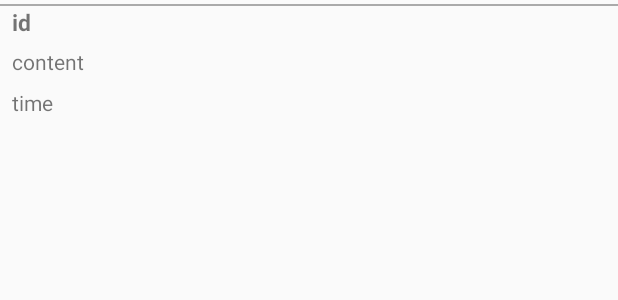
After one commit to CAPsin/CAPs, an Android app: the layout comment_item.xml on its own in the app's theme, with its tools: preview values and no code run, on a phone screen of 412 x 824 dp. The commit adds this screen. Shown: the top 300 px of the screen. Run offline under Robolectric (Android 15) with nearby library versions, the phone set to English and light mode, and no system bars.

Commit message:
implement comment

```diff
--- a/app/src/main/AndroidManifest.xml
+++ b/app/src/main/AndroidManifest.xml
@@ -9,6 +9,9 @@
         android:roundIcon="@mipmap/ic_launcher_round"
         android:supportsRtl="true"
         android:theme="@style/Theme.AppCompat.Light.NoActionBar">
+        <activity
+            android:name=".test"
+            android:exported="false" />
         <activity
             android:name=".InPosting"
             android:exported="true" />
--- /dev/null
+++ b/app/src/main/java/com/example/cpas/Comment.kt
@@ -0,0 +1,3 @@
+package com.example.cpas
+
+data class Comment(val who : String, val id : String, val content : String, val time : String, val epoch : String, val commentID : String)
--- a/app/src/main/java/com/example/cpas/MainActivity.kt
+++ b/app/src/main/java/com/example/cpas/MainActivity.kt
@@ -74,17 +74,19 @@ class MainActivity : AppCompatActivity(), NavigationView.OnNavigationItemSelecte
 
         job.setOnClickListener { setFrag(0) }
         normal.setOnClickListener { setFrag(1) }
+
+
     }
 
     private fun setFrag(fragNum : Int) {
         val ft = supportFragmentManager.beginTransaction()
         when(fragNum) {
             0 -> {
-                ft.replace(R.id.main_frame, JobFragment()).commit()
+                ft.replace(R.id.main_frame, JobFragment(intent.getStringExtra("who")!!, intent.getStringExtra("id")!!)).commit()
                 flag = "job"
             }
             1 -> {
-                ft.replace(R.id.main_frame, NormalFragment()).commit()
+                ft.replace(R.id.main_frame, NormalFragment(intent.getStringExtra("who")!!, intent.getStringExtra("id")!!)).commit()
                 flag = "normal"
             }
         }
--- a/app/src/main/java/com/example/cpas/Posting.kt
+++ b/app/src/main/java/com/example/cpas/Posting.kt
@@ -1,3 +1,3 @@
 package com.example.cpas
 
-data class Posting(val id:String?, val type : String?, val title : String, val content : String, val time : String, val commentNum : String, val who:String?, val commentImage : Int, val epoch : String?)
+data class Posting(val id:String?, val type : String?, val title : String, val content : String, val time : String, val commentNum : String, val who:String?, val commentImage : Int, val epoch : String?, val postingID : String?)
--- a/app/src/main/java/com/example/cpas/PostingAdapter.kt
+++ b/app/src/main/java/com/example/cpas/PostingAdapter.kt
@@ -12,7 +12,7 @@ import androidx.core.app.ActivityCompat.startActivityForResult
 import androidx.recyclerview.widget.RecyclerView
 import androidx.recyclerview.widget.RecyclerView.Adapter
 
-class PostingAdapter(val postingList:ArrayList<Posting>) : Adapter<PostingAdapter.CustomViewHolder>() {
+class PostingAdapter(val postingList:ArrayList<Posting>, val who : String, val id : String) : Adapter<PostingAdapter.CustomViewHolder>() {
 
 
     inner class CustomViewHolder(itemView: View) : RecyclerView.ViewHolder(itemView) {
@@ -52,8 +52,10 @@ class PostingAdapter(val postingList:ArrayList<Posting>) : Adapter<PostingAdapte
             //intent.putExtra("pcontent", postingList[position].contentPreview)
             intent.putExtra("pcontent", postingList[position].content)
             intent.putExtra("pwho", postingList[position].who)
+            intent.putExtra("pID", postingList[position].postingID)
+            intent.putExtra("cWho", who)
+            intent.putExtra("cID", id)
             startActivityForResult(holder.itemView.context as Activity,intent,101,null)
-
         }
     }
 
--- a/app/src/main/java/com/example/cpas/WritingActivity.kt
+++ b/app/src/main/java/com/example/cpas/WritingActivity.kt
@@ -43,14 +43,14 @@ class WritingActivity : AppCompatActivity() {
                 val tmp2 : String = content.text.toString()
                 val sdf = SimpleDateFormat("yyyy/MM/dd hh:mm:ss")
                 val time : String = sdf.format(Date())
-
+                val postingID = id + "@" + Date()
 //                Toast.makeText(applicationContext, Date().time.toString(), Toast.LENGTH_SHORT).show()
                 val commentNum = "0"
                 val who : String? = intent.getStringExtra("who")
 
                 database = FirebaseDatabase.getInstance().getReference("Postings")
-                val posting = Posting(id, type, tmp, tmp2, time, commentNum, who, R.drawable.comment, currentTimeMillis().toString())
-                database.child((id+"@"+Date())).setValue(posting).addOnSuccessListener {
+                val posting = Posting(id, type, tmp, tmp2, time, commentNum, who, R.drawable.comment, currentTimeMillis().toString(), postingID)
+                database.child(postingID).setValue(posting).addOnSuccessListener {
                     Toast.makeText(applicationContext, "글을 업로드 하였습니다", Toast.LENGTH_SHORT).show()
                     finish()
                 }.addOnFailureListener {
--- a/app/src/main/res/layout/activity_writing.xml
+++ b/app/src/main/res/layout/activity_writing.xml
@@ -62,13 +62,14 @@
         <EditText
             android:id="@+id/et_content"
             android:layout_width="match_parent"
-            android:layout_height="400dp"
+            android:layout_height="0dp"
             android:layout_marginTop="16dp"
             android:background="@android:color/transparent"
             android:ems="10"
             android:gravity="top"
             android:hint="내용을 입력하세요"
             android:inputType="textMultiLine"
+            app:layout_constraintBottom_toBottomOf="parent"
             app:layout_constraintEnd_toEndOf="parent"
             app:layout_constraintStart_toStartOf="parent"
             app:layout_constraintTop_toBottomOf="@id/et_title" />
--- /dev/null
+++ b/app/src/main/res/layout/comment_item.xml
@@ -0,0 +1,50 @@
+<?xml version="1.0" encoding="utf-8"?>
+<androidx.constraintlayout.widget.ConstraintLayout xmlns:android="http://schemas.android.com/apk/res/android"
+    xmlns:app="http://schemas.android.com/apk/res-auto"
+    xmlns:tools="http://schemas.android.com/tools"
+    android:layout_width="match_parent"
+    android:layout_height="wrap_content">
+
+    <View
+        android:id="@+id/view"
+        android:layout_width="match_parent"
+        android:layout_height="1dp"
+        android:background="@android:color/darker_gray"
+        app:layout_constraintBottom_toTopOf="@+id/comment_who"
+        app:layout_constraintEnd_toEndOf="parent"
+        app:layout_constraintHorizontal_bias="0.0"
+        app:layout_constraintStart_toStartOf="parent" />
+
+    <TextView
+        android:id="@+id/comment_who"
+        android:layout_width="wrap_content"
+        android:layout_height="wrap_content"
+        android:layout_marginTop="4dp"
+        android:layout_marginLeft="8dp"
+        android:text="id"
+        android:textSize="15sp"
+        android:textStyle="bold"
+        app:layout_constraintStart_toStartOf="parent"
+        app:layout_constraintTop_toTopOf="parent" />
+
+    <TextView
+        android:id="@+id/comment_content"
+        android:layout_width="wrap_content"
+        android:layout_height="wrap_content"
+        android:layout_marginTop="6dp"
+        android:layout_marginLeft="8dp"
+        android:text="content"
+        app:layout_constraintStart_toStartOf="parent"
+        app:layout_constraintTop_toBottomOf="@+id/comment_who" />
+
+    <TextView
+        android:id="@+id/comment_time"
+        android:layout_width="wrap_content"
+        android:layout_height="wrap_content"
+        android:layout_marginTop="8dp"
+        android:layout_marginLeft="8dp"
+        android:text="time"
+        app:layout_constraintBottom_toBottomOf="parent"
+        app:layout_constraintStart_toStartOf="parent"
+        app:layout_constraintTop_toBottomOf="@+id/comment_content" />
+</androidx.constraintlayout.widget.ConstraintLayout>
```
Also changed, not shown: app/src/main/java/com/example/cpas/CommentAdapter.kt (added, +34 -0 lines), app/src/main/java/com/example/cpas/InPosting.kt (+113 -1 lines), app/src/main/java/com/example/cpas/JobFragment.kt (+4 -3 lines), app/src/main/java/com/example/cpas/NormalFragment.kt (+7 -3 lines), app/src/main/res/layout/activity_in_posting.xml (+85 -47 lines).
